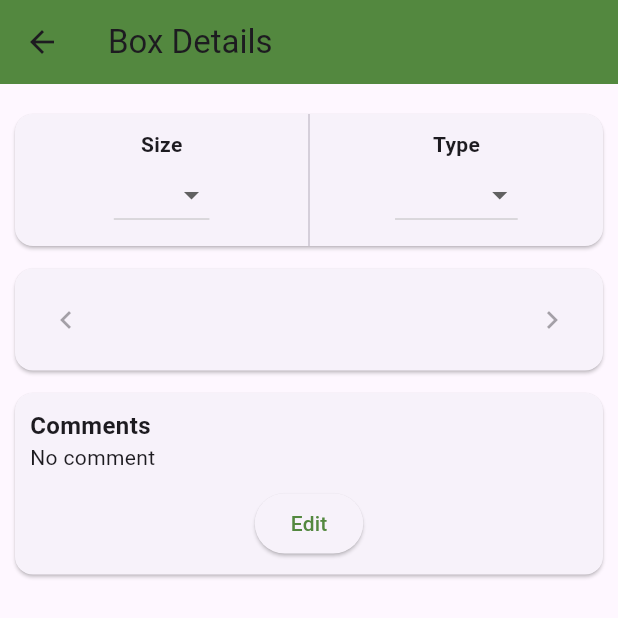
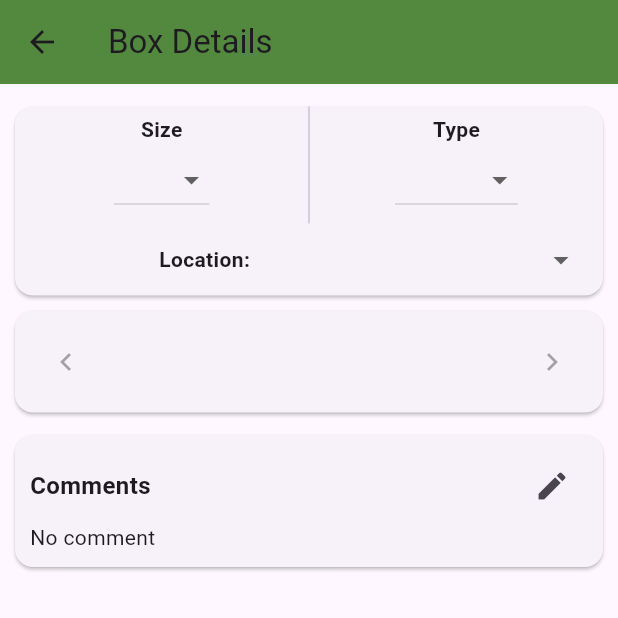
Before and after one commit to piggest777/paws_app, a Flutter app: the BoxDetailsPage screen opened directly, on a phone screen of 412 x 824 dp, the top half of it. Run offline on Flutter 3.47's test engine with Material 3 defaults, Android fonts, the phone set to English and light mode, and no system bars; our stand-ins replace cloud_firestore, firebase_auth, firebase_core, google_sign_in, qr_flutter, screenshot and 1 more; missing offline and left inert: qr, qr_code_scanner; accounts and stored records are empty.

Commit message:
box location and whitelist

```diff
--- a/lib/src/models/box.dart
+++ b/lib/src/models/box.dart
@@ -1,6 +1,7 @@
 enum BoxSize { small, large }
 enum BoxType { cats, dogs, puppy, mix, medical, other }
-enum BoxStatus { created, packed, storage, sended, recived, rapported }
+enum BoxStatus { created, packing, packed, storage, sended, recived, rapported }
+enum BoxLocation {office, elevator, basement }
 
 class Box {
   String id; // Firebase document ID
@@ -9,6 +10,7 @@ class Box {
   BoxSize size;
   BoxType type;
   BoxStatus status;
+  BoxLocation location;
   String comment;
 
   Box({
@@ -18,6 +20,7 @@ class Box {
     required this.size,
     required this.type,
     required this.status,
+    required this.location,
     required this.comment});
 
   // Method to convert box object to a map, useful for Firebase
@@ -29,6 +32,7 @@ class Box {
       'size': size.toString(),
       'type': type.toString(),
       'status': status.toString(),
+      'location': location.toString(),
       'comment': comment
     };
   }
@@ -39,9 +43,22 @@ class Box {
     id: id,
     boxID: map['boxID'] ?? '',
     requestId: map['requestId'],
-      size: BoxSize.values.firstWhere((e) => e.toString() == map['size']),
-      type: BoxType.values.firstWhere((e) => e.toString() == map['type']),
-      status: BoxStatus.values.firstWhere((e) => e.toString() == map['status']),
+    size: BoxSize.values.firstWhere(
+      (e) => e.toString() == 'BoxSize.' + (map['size'] ?? 'small'), // Default to small if size is not found
+      orElse: () => BoxSize.small,
+    ),
+    type: BoxType.values.firstWhere(
+      (e) => e.toString() == 'BoxType.' + (map['type'] ?? 'other'), // Default to other if type is not found
+      orElse: () => BoxType.other,
+    ),
+    status: BoxStatus.values.firstWhere(
+      (e) => e.toString() == 'BoxStatus.' + (map['status'] ?? 'created'), // Default to created if status is not found
+      orElse: () => BoxStatus.created,
+    ),
+    location: BoxLocation.values.firstWhere(
+      (e) => e.toString() == 'BoxLocation.' + (map['location'] ?? 'office'), // Default to office if location is not found
+      orElse: () => BoxLocation.office,
+    ),
     comment: map['comment'] ?? ''
   );
   }
--- a/lib/src/services/pdf_manager.dart
+++ b/lib/src/services/pdf_manager.dart
@@ -120,7 +120,7 @@ Future<void> createAndSharePdf() async {
 
   // Save and share PDF
   final output = await getTemporaryDirectory();
-  final file = File("${output.path}/box_details.pdf");
+  final file = File("${output.path}/${request?.surname != null && request!.surname.isNotEmpty ? request!.surname + '_' : ''}box_N${box?.boxID ?? 'details'}.pdf");
   await file.writeAsBytes(await pdf.save());
   Share.shareXFiles([XFile(file.path)], text: 'Box Details PDF');
 }
--- a/lib/src/views/add_person_page.dart
+++ b/lib/src/views/add_person_page.dart
@@ -60,7 +60,9 @@ class _AddPersonPageState extends State<AddPersonPage> {
                       value!.isEmpty ? 'Please enter a city' : null,
                 ),
                 TextFormField(
-                  decoration: const InputDecoration(labelText: 'Nova post branch'),
+                  initialValue: 'НП-', // Prefill with "НП-"
+                  decoration:
+                      const InputDecoration(labelText: 'Nova Post Branch'),
                   onChanged: (value) => novaPostBranch = value,
                   validator: (value) =>
                       value!.isEmpty ? 'Please enter a nova post branch' : null,
--- a/lib/src/views/box_detail_page.dart
+++ b/lib/src/views/box_detail_page.dart
@@ -27,6 +27,7 @@ class _BoxDetailsPageState extends State<BoxDetailsPage> {
   BoxSize? selectedSize;
   BoxType? selectedType;
   BoxStatus? selectedStatus;
+  BoxLocation? selectedLocation;
   final TextEditingController _commentController = TextEditingController();
   final _screenshotController = ScreenshotController();
   bool isEditMode = false;
@@ -51,6 +52,7 @@ class _BoxDetailsPageState extends State<BoxDetailsPage> {
       selectedSize = widget.box?.size;
       selectedType = widget.box?.type;
       selectedStatus = widget.box?.status ?? BoxStatus.created;
+      selectedLocation = widget.box?.location ?? BoxLocation.office;
       comment = widget.box?.comment ?? '';
       requestName = widget.request?.name;
       _commentController.text = widget.box?.comment ?? '';
@@ -82,6 +84,7 @@ class _BoxDetailsPageState extends State<BoxDetailsPage> {
             selectedSize = fetchedBox.size;
             selectedType = fetchedBox.type;
             selectedStatus = fetchedBox.status;
+            selectedLocation = fetchedBox.location;
             comment = fetchedBox.comment;
             _commentController.text = fetchedBox.comment;
             requestName = requestSnapshot.data()!['name'];
@@ -156,12 +159,14 @@ class _BoxDetailsPageState extends State<BoxDetailsPage> {
                   child: Column(
                     children: [
                       Text(
-                        '$requestName',
-                        style: const TextStyle(fontSize: 18, fontWeight: FontWeight.bold),
+                        '${request?.name ?? ''} ${request?.surname ?? ''}',
+                        style: const TextStyle(
+                            fontSize: 18, fontWeight: FontWeight.bold),
                       ),
                       Text(
                         'Box #${box?.boxID}',
-                        style: const TextStyle(fontSize: 18, fontWeight: FontWeight.bold),
+                        style: const TextStyle(
+                            fontSize: 18, fontWeight: FontWeight.bold),
                       ),
                     ],
                   ),
@@ -184,7 +189,7 @@ class _BoxDetailsPageState extends State<BoxDetailsPage> {
                       onPressed: _createAndSharePdf,
                       child: const Text('Create and Share PDF'),
                     ),
-                    if(boxId != null)
+                    if (boxId != null)
                       ElevatedButton(
                         onPressed: () => _navigateToRequestDetails(context),
                         child: const Text('View Request Details'),
@@ -221,18 +226,33 @@ class _BoxDetailsPageState extends State<BoxDetailsPage> {
 
 Widget _buildBoxDetailsCard() {
   return Card(
-      margin: const EdgeInsets.symmetric(horizontal: 10.0, vertical: 5.0),
-      child: IntrinsicHeight(
+    margin: EdgeInsets.symmetric(horizontal: 10.0, vertical: 0.0),
+    child: Column(
+      children: [
+        IntrinsicHeight(
           child: Row(
             mainAxisAlignment: MainAxisAlignment.spaceEvenly,
             children: <Widget>[
-            Expanded(
+              _buildSizePicker(),
+              VerticalDivider(width: 1, thickness: 1),
+              _buildTypePicker(),
+            ],
+          ),
+        ),
+          _buildLocationPicker(),
+      ],
+    ),
+  );
+}
+
+  Widget _buildSizePicker() {
+  return Expanded(
     child: Padding(
-                padding: const EdgeInsets.symmetric(vertical: 10.0),
+      padding: EdgeInsets.symmetric(vertical: 5.0),
       child: Column(
         mainAxisAlignment: MainAxisAlignment.center,
         children: <Widget>[
-                    const Text('Size', style: TextStyle(fontWeight: FontWeight.bold)),
+          Text('Size', style: TextStyle(fontWeight: FontWeight.bold)),
           DropdownButton<BoxSize>(
             value: selectedSize,
             onChanged: (BoxSize? newValue) {
@@ -241,8 +261,7 @@ class _BoxDetailsPageState extends State<BoxDetailsPage> {
                 _updateBoxSizeInFirebase(selectedSize);
               });
             },
-                      items: BoxSize.values
-                          .map<DropdownMenuItem<BoxSize>>((BoxSize value) {
+            items: BoxSize.values.map<DropdownMenuItem<BoxSize>>((BoxSize value) {
               return DropdownMenuItem<BoxSize>(
                 value: value,
                 child: Text(value.toString().split('.').last),
@@ -252,25 +271,27 @@ class _BoxDetailsPageState extends State<BoxDetailsPage> {
         ],
       ),
     ),
-            ),
-            const VerticalDivider(width: 1, thickness: 1),
-            Expanded(
+  );
+}
+
+
+Widget _buildTypePicker() {
+  return Expanded(
     child: Padding(
-                padding: const EdgeInsets.symmetric(vertical: 10.0),
+      padding: EdgeInsets.symmetric(vertical: 5.0),
       child: Column(
         mainAxisAlignment: MainAxisAlignment.center,
         children: <Widget>[
-                    const Text('Type', style: TextStyle(fontWeight: FontWeight.bold)),
+          Text('Type', style: TextStyle(fontWeight: FontWeight.bold)),
           DropdownButton<BoxType>(
             value: selectedType,
             onChanged: (BoxType? newValue) {
               setState(() {
                 selectedType = newValue;
-                          _updateBoxTypeInFirebase(newValue);
+                _updateBoxTypeInFirebase(selectedType);
               });
             },
-                      items: BoxType.values
-                          .map<DropdownMenuItem<BoxType>>((BoxType value) {
+            items: BoxType.values.map<DropdownMenuItem<BoxType>>((BoxType value) {
               return DropdownMenuItem<BoxType>(
                 value: value,
                 child: Text(value.toString().split('.').last),
@@ -278,6 +299,47 @@ class _BoxDetailsPageState extends State<BoxDetailsPage> {
             }).toList(),
           ),
         ],
+      ),
+    ),
+  );
+}
+
+Widget _buildLocationPicker() {
+  return Visibility(
+    visible: selectedStatus != BoxStatus.sended &&
+             selectedStatus != BoxStatus.recived &&
+             selectedStatus != BoxStatus.rapported,
+    child: Padding(
+      padding: EdgeInsets.symmetric(vertical: 0.0, horizontal: 16.0),
+      child: Row(
+        children: <Widget>[
+          Expanded(
+            flex: 2,
+            child: Text(
+              'Location: ',
+              style: TextStyle(fontWeight: FontWeight.bold),
+              textAlign: TextAlign.right,
+            ),
+          ),
+          SizedBox(width: 8), // Spacer between text and dropdown
+          Expanded(
+            flex: 3,
+            child: DropdownButtonHideUnderline(
+              child: DropdownButton<BoxLocation>(
+                value: selectedLocation,
+                isExpanded: true,
+                onChanged: (BoxLocation? newValue) {
+                  setState(() {
+                    selectedLocation = newValue;
+                    _updateBoxLocationInFirebase(selectedLocation!);
+                  });
+                },
+                items: BoxLocation.values.map<DropdownMenuItem<BoxLocation>>((BoxLocation value) {
+                  return DropdownMenuItem<BoxLocation>(
+                    value: value,
+                    child: Text(value.toString().split('.').last),
+                  );
+                }).toList(),
               ),
             ),
           ),
@@ -289,10 +351,11 @@ class _BoxDetailsPageState extends State<BoxDetailsPage> {
 
   void _updateBoxSizeInFirebase(BoxSize? newSize) {
     if (box?.id != null && newSize != null) {
+      String typeAsString = newSize.toString().split('.').last;
       FirebaseFirestore.instance
           .collection('boxes')
           .doc(box!.id)
-          .update({'size': newSize.toString()})
+          .update({'size': typeAsString})
           .then((_) => _showSnackbar('Size updated successfully', Colors.green))
           .catchError((error) =>
               _showSnackbar('Error updating size: $error', Colors.red));
@@ -303,10 +366,11 @@ class _BoxDetailsPageState extends State<BoxDetailsPage> {
 
   void _updateBoxTypeInFirebase(BoxType? newType) {
     if (box?.id != null && newType != null) {
+      String typeAsString = newType.toString().split('.').last;
       FirebaseFirestore.instance
           .collection('boxes')
           .doc(box!.id)
-          .update({'type': newType.toString()})
+          .update({'type': typeAsString})
           .then((_) => _showSnackbar('Type updated successfully', Colors.green))
           .catchError((error) =>
               _showSnackbar('Error updating type: $error', Colors.red));
@@ -384,10 +448,11 @@ class _BoxDetailsPageState extends State<BoxDetailsPage> {
 
   void _updateStatusInFirebase(BoxStatus newStatus) {
     if (box?.id != null) {
+      String typeAsString = newStatus.toString().split('.').last;
       FirebaseFirestore.instance
           .collection('boxes')
           .doc(box!.id)
-          .update({'status': newStatus.toString()}).catchError((error) {
+          .update({'status': typeAsString}).catchError((error) {
         // Show error message
         ScaffoldMessenger.of(context).showSnackBar(
           SnackBar(
@@ -407,6 +472,24 @@ class _BoxDetailsPageState extends State<BoxDetailsPage> {
     }
   }
 
+
+
+  void _updateBoxLocationInFirebase(BoxLocation newLocation) {
+    if (box?.id != null) {
+      String typeAsString = newLocation.toString().split('.').last;
+      FirebaseFirestore.instance
+          .collection('boxes')
+          .doc(box!.id)
+          .update({'location': typeAsString})
+          .then((_) =>
+              _showSnackbar('Location updated successfully', Colors.green))
+          .catchError((error) =>
+              _showSnackbar('Error updating location: $error', Colors.red));
+    } else {
+      _showSnackbar('Error: Box ID is not available', Colors.red);
+    }
+  }
+
   Widget _buildCommentSection() {
     return Card(
       margin: const EdgeInsets.symmetric(horizontal: 10.0, vertical: 5.0),
@@ -415,25 +498,33 @@ class _BoxDetailsPageState extends State<BoxDetailsPage> {
         child: Column(
           crossAxisAlignment: CrossAxisAlignment.start,
           children: <Widget>[
+            Row(
+              mainAxisAlignment: MainAxisAlignment.spaceBetween,
+              children: [
                 const Text('Comments',
-                style: TextStyle(fontWeight: FontWeight.bold, fontSize: 16)),
+                    style:
+                        TextStyle(fontWeight: FontWeight.bold, fontSize: 16)),
+                IconButton(
+                  icon: const Icon(Icons.edit),
+                  onPressed: isEditMode ? null : _enableEditMode,
+                ),
+              ],
+            ),
             isEditMode
                 ? TextFormField(
                     controller: _commentController,
                     decoration: const InputDecoration(
                       hintText: 'Enter your comment',
                     ),
-                    maxLines: null, // Allows the input to expand as needed
+                    maxLines: null,
                   )
                 : Text(comment ?? 'No comment', softWrap: true),
-            const SizedBox(height: 10),
-            Center(
-              child: ElevatedButton(
-                onPressed: isEditMode ? _saveComment : _enableEditMode,
-                child: Text(isEditMode ? 'Save Comment' : 'Edit'),
-              ),
-            ),
-            // Display existing comments here
+            isEditMode
+                ? ElevatedButton(
+                    onPressed: _saveComment,
+                    child: const Text('Save'),
+                  )
+                : const SizedBox.shrink(),
           ],
         ),
       ),
@@ -448,10 +539,9 @@ class _BoxDetailsPageState extends State<BoxDetailsPage> {
   }
 
   void _saveComment() {
-    // Implement the logic to save the comment to Firebase
   final String commentText = _commentController.text;
 
-    if (commentText.isNotEmpty && box != null) {
+  if (box != null) {
     FirebaseFirestore.instance.collection('boxes').doc(box!.id).update({
       'comment': commentText,
     }).then((_) {
@@ -476,10 +566,11 @@ class _BoxDetailsPageState extends State<BoxDetailsPage> {
   } else {
     ScaffoldMessenger.of(context).showSnackBar(
       const SnackBar(
-          content: Text('Comment cannot be empty'),
-          backgroundColor: Colors.orange,
+        content: Text('Error: Box ID is not available'),
+        backgroundColor: Colors.red,
       ),
     );
   }
 }
+
 }
--- a/lib/src/views/create_box_page.dart
+++ b/lib/src/views/create_box_page.dart
@@ -78,6 +78,7 @@ void _saveBoxAndNavigateBack(BuildContext context) async {
       size: _selectedSize!,
       type: _selectedType!,
       status: BoxStatus.created,
+      location: BoxLocation.office,
       comment: ''
     );
 
--- a/lib/src/views/view_components/box_list.dart
+++ b/lib/src/views/view_components/box_list.dart
@@ -68,7 +68,7 @@ Widget _buildBoxListItem(BuildContext context, Box box) {
     ),
     onTap: () {
       Navigator.of(context).push(MaterialPageRoute(
-        builder: (context) => BoxDetailsPage(boxId: box.id),
+        builder: (context) => BoxDetailsPage(box: box, request: request),
       ));
     },
   );
```
Also changed, not shown: lib/src/models/request_with_status.dart (added, +8 -0 lines), lib/src/views/qr_scan_page.dart (+5 -2 lines), lib/src/views/view_components/google_signin_button.dart (+42 -12 lines), pubspec.lock, 2 other files. Lines whose indentation alone changed are shown as unchanged.
